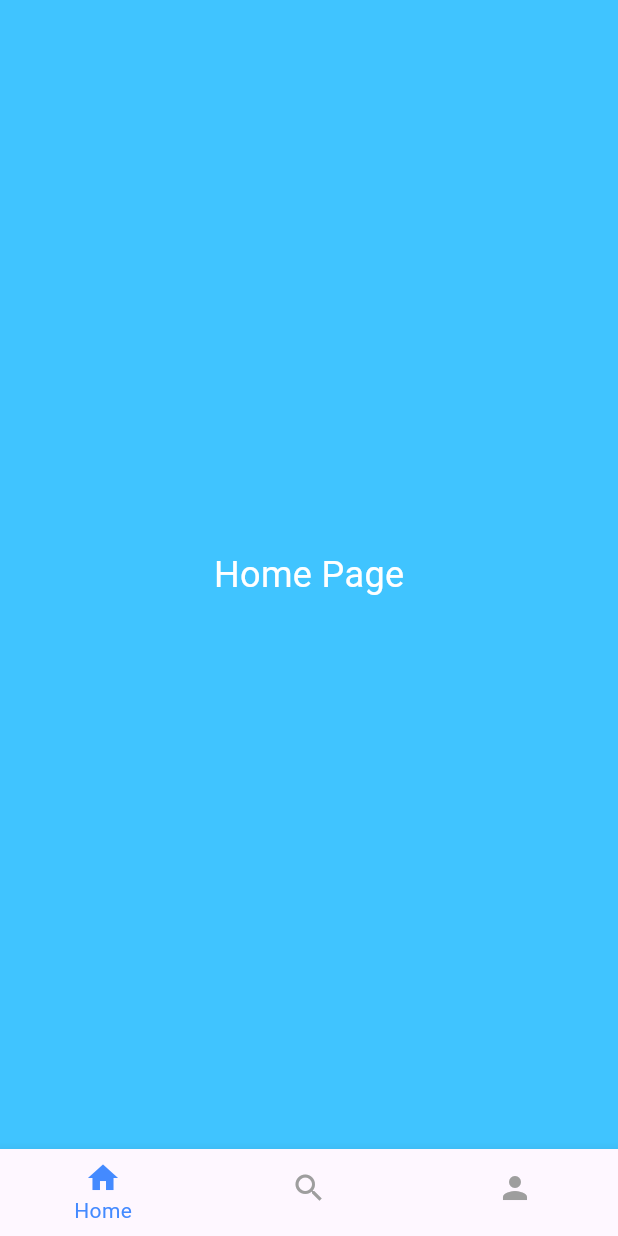
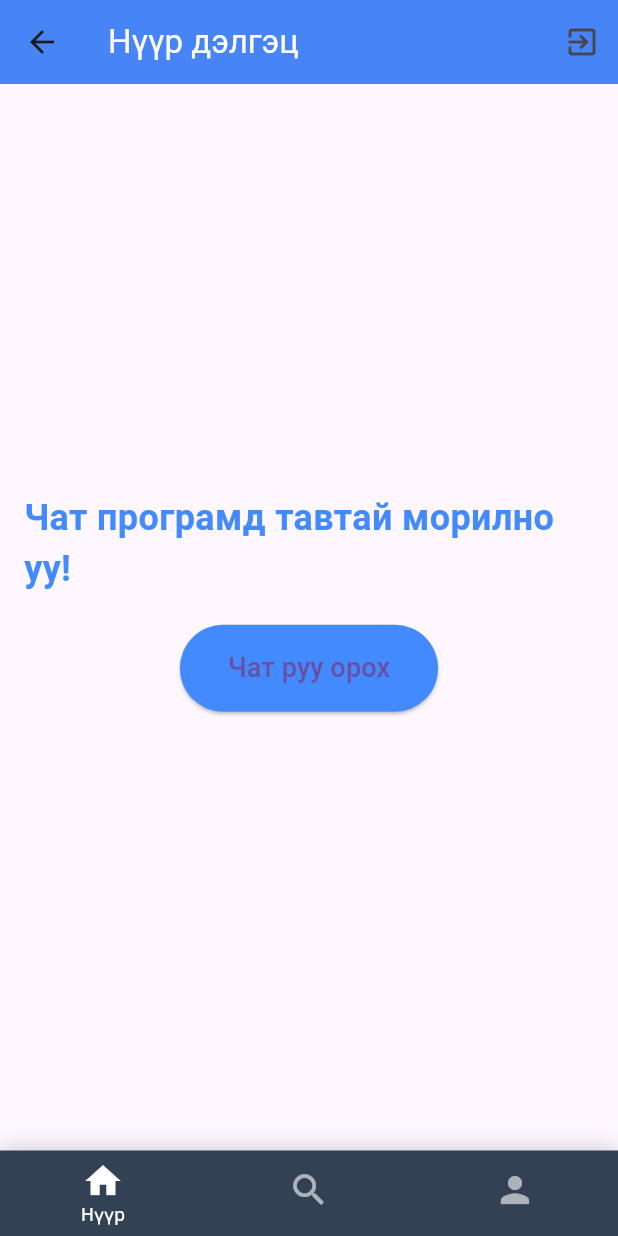
Before and after one commit to Buynaa-code/chat_app, a Flutter app: the BottomNavigationDemo screen opened directly, on a phone screen of 412 x 824 dp. Run offline on Flutter 3.47's test engine with Material 3 defaults, Android fonts, the phone set to English and light mode, and no system bars; our stand-ins replace flutter_bloc, flutter_local_notifications, google_fonts, permission_handler, shared_preferences; accounts and stored records are empty.

Commit message:
add bottom navigation

```diff
--- a/lib/bloc/login_bloc.dart
+++ b/lib/bloc/login_bloc.dart
@@ -1,3 +1,5 @@
+// login_bloc.dart
+
 import 'package:flutter_bloc/flutter_bloc.dart';
 import 'login_event.dart';
 import 'login_state.dart';
@@ -14,8 +16,9 @@ class LoginBloc extends Bloc<LoginEvent, LoginState> {
 
   Stream<LoginState> _mapLoginRequestedToState(
       String username, String password) async* {
+    // Dummy authentication for simplicity
     if (username == "admin" && password == "password") {
-      yield LoginSuccess();
+      yield LoggedIn(); // Yield the LoggedIn state on successful login
     } else {
       yield LoginFailure("Invalid username or password");
     }
--- a/lib/bloc/login_state.dart
+++ b/lib/bloc/login_state.dart
@@ -9,3 +9,5 @@ class LoginFailure extends LoginState {
 
   LoginFailure(this.errorMessage);
 }
+
+class LoggedIn extends LoginState {}
--- /dev/null
+++ b/lib/screens/main/home_screen.dart
@@ -0,0 +1,87 @@
+import 'package:chat_app/screens/loginScreen/login_screen.dart';
+import 'package:flutter/material.dart';
+import 'package:shared_preferences/shared_preferences.dart';
+
+class HomeScreen extends StatefulWidget {
+  const HomeScreen({super.key});
+
+  @override
+  State<HomeScreen> createState() => _HomeScreenState();
+}
+
+class _HomeScreenState extends State<HomeScreen> {
+  // Гарах функц
+  Future<void> logout() async {
+    final SharedPreferences prefs = await SharedPreferences.getInstance();
+    await prefs.remove('auth_token'); // Гарах үед токен устгах
+
+    // Логин дэлгэц рүү шилжих
+    Navigator.pushReplacement(
+      // ignore: use_build_context_synchronously
+      context,
+      MaterialPageRoute(
+        builder: (context) => const LoginScreen(),
+      ),
+    );
+  }
+
+  @override
+  Widget build(BuildContext context) {
+    return Scaffold(
+      appBar: AppBar(
+        title: const Text('Нүүр дэлгэц', style: TextStyle(color: Colors.white)),
+        backgroundColor: Colors.blueAccent,
+        elevation: 4.0,
+        actions: [
+          IconButton(
+            icon: const Icon(Icons.exit_to_app),
+            onPressed: logout, // Гарах товчлуур
+          ),
+        ],
+      ),
+      body: Padding(
+        padding: const EdgeInsets.all(16.0),
+        child: Column(
+          mainAxisAlignment: MainAxisAlignment.center,
+          crossAxisAlignment: CrossAxisAlignment.center,
+          children: [
+            Text(
+              'Чат програмд тавтай морилно уу!',
+              style: TextStyle(
+                fontSize: 24,
+                fontWeight: FontWeight.bold,
+                color: Colors.blueAccent,
+              ),
+            ),
+            const SizedBox(height: 20),
+            ElevatedButton(
+              onPressed: () {
+                // Чат дэлгэц рүү шилжих
+                // Navigator.push(
+                //   context,
+                //   MaterialPageRoute(
+                //     builder: (context) =>
+                //         const ChatScreen(), // ChatScreen нь таны чат дэлгэц юм
+                //   ),
+                // );
+              },
+              style: ElevatedButton.styleFrom(
+                backgroundColor: Colors.blueAccent,
+                padding:
+                    const EdgeInsets.symmetric(horizontal: 32, vertical: 16),
+                shape: RoundedRectangleBorder(
+                  borderRadius: BorderRadius.circular(30),
+                ),
+              ),
+              child: const Text(
+                'Чат руу орох',
+                style: TextStyle(fontSize: 18),
+              ),
+            ),
+            const SizedBox(height: 20),
+          ],
+        ),
+      ),
+    );
+  }
+}
--- a/lib/screens/widget/bottom_navigation.dart
+++ b/lib/screens/widget/bottom_navigation.dart
@@ -1,7 +1,15 @@
+import 'package:chat_app/const/colors.dart';
+import 'package:chat_app/const/text_field.dart';
+import 'package:chat_app/screens/main/home_screen.dart';
+import 'package:chat_app/screens/main/profile_screen.dart';
+import 'package:chat_app/screens/main/search_screen.dart';
 import 'package:flutter/material.dart';
 
 class BottomNavigationDemo extends StatefulWidget {
+  const BottomNavigationDemo({super.key});
+
   @override
+  // ignore: library_private_types_in_public_api
   _BottomNavigationDemoState createState() => _BottomNavigationDemoState();
 }
 
@@ -9,42 +17,59 @@ class _BottomNavigationDemoState extends State<BottomNavigationDemo> {
   int _currentIndex = 0;
 
   final List<Widget> _pages = [
-    HomeScreen(),
-    SearchScreen(),
-    ProfileScreen(),
+    const HomeScreen(),
+    const SearchScreen(),
+    const ProfileScreen(),
   ];
 
   @override
   Widget build(BuildContext context) {
     return Scaffold(
       body: AnimatedSwitcher(
-        duration: Duration(milliseconds: 300),
+        duration: const Duration(milliseconds: 300),
         child: _pages[_currentIndex],
       ),
-      bottomNavigationBar: BottomNavigationBar(
+      bottomNavigationBar: Container(
+        decoration: BoxDecoration(
+          color: greyColor8,
+          boxShadow: [
+            BoxShadow(
+              color: greyColor8.withOpacity(0.2),
+              spreadRadius: 0,
+              blurRadius: 10,
+              offset: const Offset(0, -3),
+            ),
+          ],
+        ),
+        child: BottomNavigationBar(
+          backgroundColor: Colors.transparent,
+          elevation: 0,
           currentIndex: _currentIndex,
           onTap: (index) {
             setState(() {
               _currentIndex = index;
             });
           },
-        items: [
+          items: const [
             BottomNavigationBarItem(
               icon: AnimatedIconWidget(iconData: Icons.home),
-            label: 'Home',
+              label: 'Нүүр',
             ),
             BottomNavigationBarItem(
               icon: AnimatedIconWidget(iconData: Icons.search),
-            label: 'Search',
+              label: 'Хайх',
             ),
             BottomNavigationBarItem(
               icon: AnimatedIconWidget(iconData: Icons.person),
-            label: 'Profile',
+              label: 'Бүртгэл',
             ),
           ],
-        selectedItemColor: Colors.blueAccent,
-        unselectedItemColor: Colors.grey,
+          selectedItemColor: Colors.white,
+          unselectedItemColor: Colors.white60,
           showUnselectedLabels: false,
+          selectedLabelStyle: ktsBodySmall,
+          unselectedLabelStyle: ktsBodySmall,
+        ),
       ),
     );
   }
@@ -53,10 +78,10 @@ class _BottomNavigationDemoState extends State<BottomNavigationDemo> {
 class AnimatedIconWidget extends StatefulWidget {
   final IconData iconData;
 
-  const AnimatedIconWidget({Key? key, required this.iconData})
-      : super(key: key);
+  const AnimatedIconWidget({super.key, required this.iconData});
 
   @override
+  // ignore: library_private_types_in_public_api
   _AnimatedIconWidgetState createState() => _AnimatedIconWidgetState();
 }
 
@@ -80,7 +105,7 @@ class _AnimatedIconWidgetState extends State<AnimatedIconWidget>
   Widget build(BuildContext context) {
     return ScaleTransition(
       scale: _animation,
-      child: Icon(widget.iconData),
+      child: Icon(widget.iconData, size: 28),
     );
   }
 
@@ -90,48 +115,3 @@ class _AnimatedIconWidgetState extends State<AnimatedIconWidget>
     super.dispose();
   }
 }
-
-class HomeScreen extends StatelessWidget {
-  @override
-  Widget build(BuildContext context) {
-    return Container(
-      color: Colors.lightBlueAccent,
-      child: Center(
-        child: Text(
-          'Home Page',
-          style: TextStyle(fontSize: 24, color: Colors.white),
-        ),
-      ),
-    );
-  }
-}
-
-class SearchScreen extends StatelessWidget {
-  @override
-  Widget build(BuildContext context) {
-    return Container(
-      color: Colors.teal,
-      child: Center(
-        child: Text(
-          'Search Page',
-          style: TextStyle(fontSize: 24, color: Colors.white),
-        ),
-      ),
-    );
-  }
-}
-
-class ProfileScreen extends StatelessWidget {
-  @override
-  Widget build(BuildContext context) {
-    return Container(
-      color: Colors.deepPurple,
-      child: Center(
-        child: Text(
-          'Profile Page',
-          style: TextStyle(fontSize: 24, color: Colors.white),
-        ),
-      ),
-    );
-  }
-}
```
Also changed, not shown: lib/main.dart (+21 -1 lines), lib/screens/chat_screen.dart (deleted, +0 -139 lines), lib/screens/loginScreen/login_screen.dart (+12 -14 lines), lib/screens/loginScreen/register_screen.dart (+14 -21 lines), lib/screens/main/profile_screen.dart (added, +18 -0 lines), lib/screens/main/search_screen.dart (added, +18 -0 lines). Lines whose indentation alone changed are shown as unchanged.
